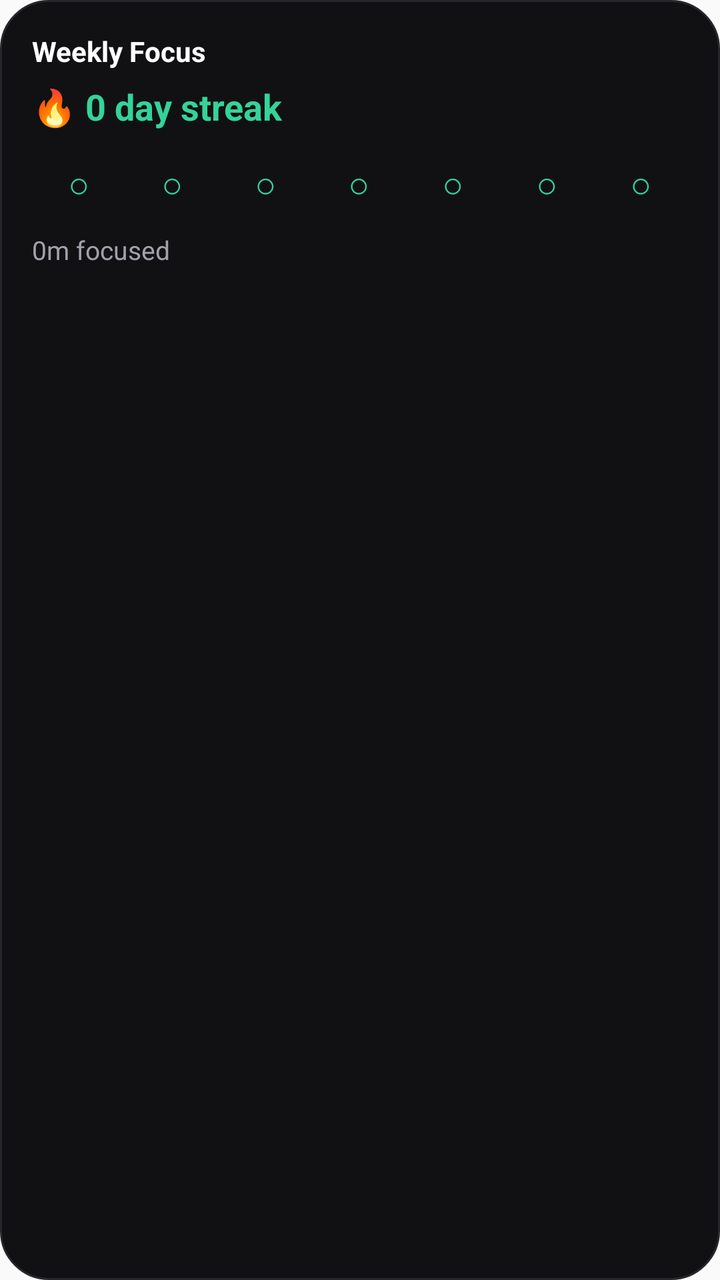
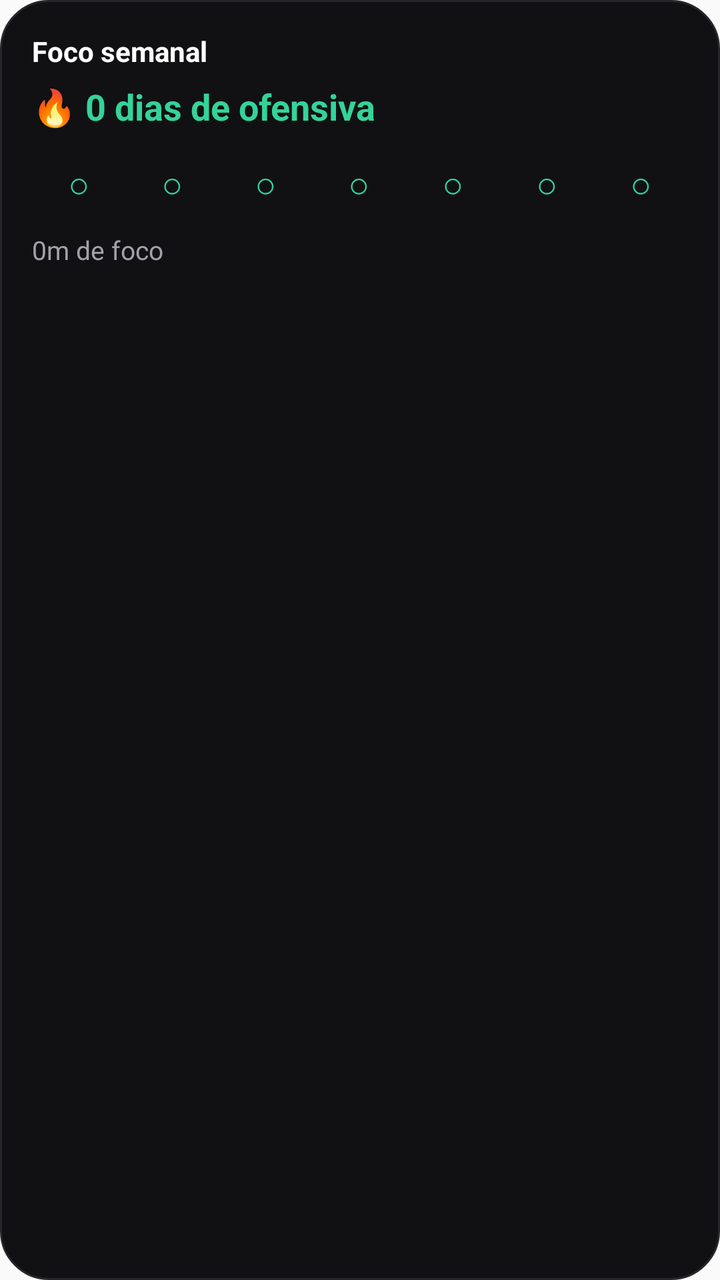

The first picture is an Android layout as it rendered before a commit; the second is the same layout after the commit. The layout source and the unified diff follow.
<!-- AndroidManifest.xml: application theme AppTheme -->
<!-- res/layout/widget_weekly_activity.xml -->
<?xml version="1.0" encoding="utf-8"?>
<LinearLayout
    xmlns:android="http://schemas.android.com/apk/res/android"
    android:id="@+id/widget_root"
    android:layout_width="match_parent"
    android:layout_height="match_parent"
    android:orientation="vertical"
    android:padding="16dp"
    android:background="@drawable/widget_focus_background">

    <TextView
        android:id="@+id/widget_title"
        android:layout_width="wrap_content"
        android:layout_height="wrap_content"
        android:text="Weekly Focus"
        android:textColor="#FFFFFF"
        android:textSize="14sp"
        android:textStyle="bold" />

    <TextView
        android:id="@+id/widget_streak"
        android:layout_width="wrap_content"
        android:layout_height="wrap_content"
        android:layout_marginTop="6dp"
        android:text="🔥 0 day streak"
        android:textColor="#34D399"
        android:textSize="18sp"
        android:textStyle="bold" />

    <LinearLayout
        android:layout_width="match_parent"
        android:layout_height="wrap_content"
        android:layout_marginTop="14dp"
        android:orientation="horizontal"
        android:gravity="center"
        android:weightSum="7">

        <TextView android:id="@+id/day_1" style="@style/FocusWidgetDay" android:text="○" />
        <TextView android:id="@+id/day_2" style="@style/FocusWidgetDay" android:text="○" />
        <TextView android:id="@+id/day_3" style="@style/FocusWidgetDay" android:text="○" />
        <TextView android:id="@+id/day_4" style="@style/FocusWidgetDay" android:text="○" />
        <TextView android:id="@+id/day_5" style="@style/FocusWidgetDay" android:text="○" />
        <TextView android:id="@+id/day_6" style="@style/FocusWidgetDay" android:text="○" />
        <TextView android:id="@+id/day_7" style="@style/FocusWidgetDay" android:text="○" />
    </LinearLayout>

    <TextView
        android:id="@+id/widget_total"
        android:layout_width="wrap_content"
        android:layout_height="wrap_content"
        android:layout_marginTop="12dp"
        android:text="0m focused"
        android:textColor="#A1A1AA"
        android:textSize="13sp" />

</LinearLayout>
<!-- resources referenced by this layout -->
<resources>
  <!-- drawable widget_focus_background (drawable) -->
  <?xml version="1.0" encoding="utf-8"?>
  <shape
      xmlns:android="http://schemas.android.com/apk/res/android"
      android:shape="rectangle">
  
      <solid android:color="#111113" />
  
      <corners
          android:radius="24dp" />
  
      <stroke
          android:width="1dp"
          android:color="#26262B" />
  
  </shape>
  <style name="FocusWidgetDay">
          <item name="android:layout_width">0dp</item>
          <item name="android:layout_height">wrap_content</item>
          <item name="android:layout_weight">1</item>
          <item name="android:gravity">center</item>
          <item name="android:textColor">#34D399</item>
          <item name="android:textSize">18sp</item>
      </style>
  <style name="AppTheme" parent="Theme.AppCompat.Light.DarkActionBar">
          
          <item name="colorPrimary">@color/colorPrimary</item>
          <item name="colorPrimaryDark">@color/colorPrimaryDark</item>
          <item name="colorAccent">@color/colorAccent</item>
      </style>
</resources>

<!-- the commit's change to res/layout/widget_weekly_activity.xml (unified diff, before → after) -->
@@ -12,7 +12,7 @@
         android:id="@+id/widget_title"
         android:layout_width="wrap_content"
         android:layout_height="wrap_content"
-        android:text="Weekly Focus"
+        android:text="Foco semanal"
         android:textColor="#FFFFFF"
         android:textSize="14sp"
         android:textStyle="bold" />
@@ -22,7 +22,7 @@
         android:layout_width="wrap_content"
         android:layout_height="wrap_content"
         android:layout_marginTop="6dp"
-        android:text="🔥 0 day streak"
+        android:text="🔥 0 dias de ofensiva"
         android:textColor="#34D399"
         android:textSize="18sp"
         android:textStyle="bold" />
@@ -49,7 +49,7 @@
         android:layout_width="wrap_content"
         android:layout_height="wrap_content"
         android:layout_marginTop="12dp"
-        android:text="0m focused"
+        android:text="0m de foco"
         android:textColor="#A1A1AA"
         android:textSize="13sp" />
 
